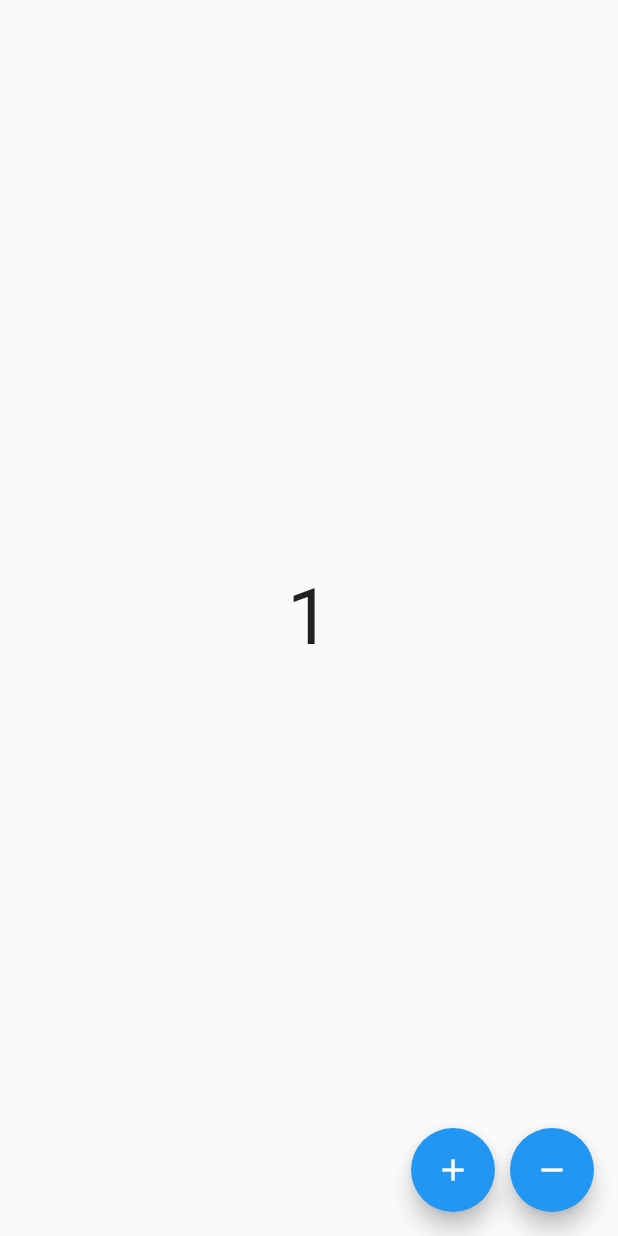
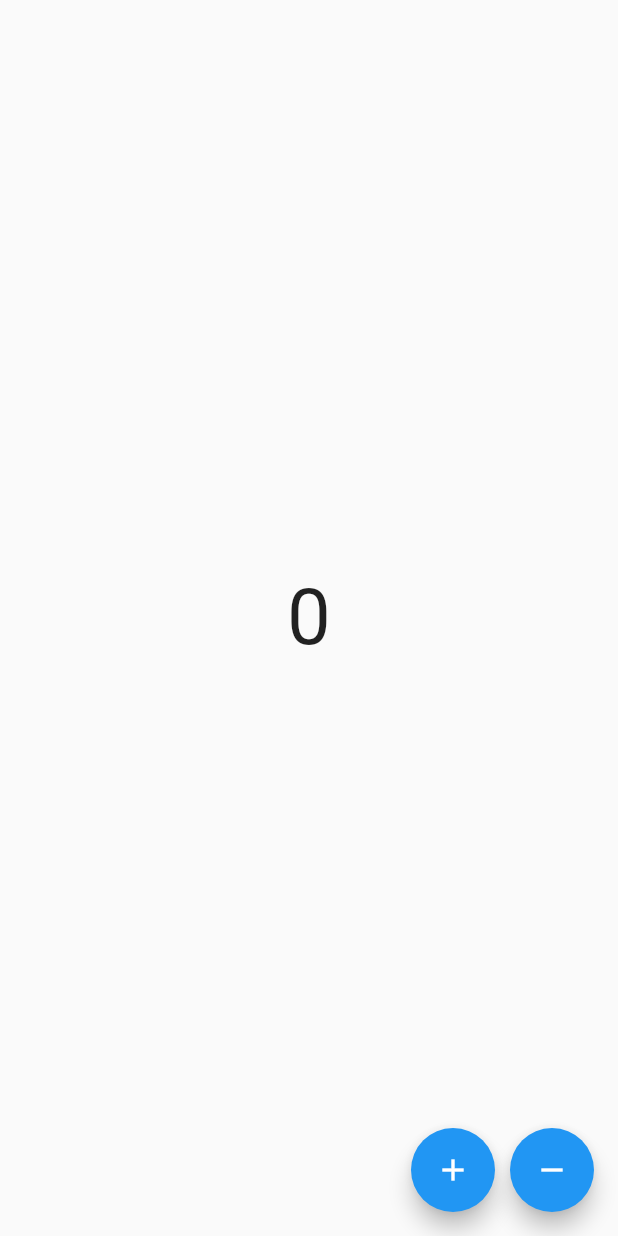
Before and after one commit to sarkaramitabh300/FlutterBloc, a Flutter app: the screen it shows after launch, after a tap on the "add" icon, on a phone screen of 412 x 824 dp. Run offline on Flutter 3.47's test engine with Material 2 defaults, Android fonts, the phone set to English and light mode, and no system bars; our stand-ins replace flutter_bloc.

Commit message:
base structure

```diff
--- a/lib/bloc/counter/counter_bloc.dart
+++ /dev/null
@@ -1,22 +0,0 @@
-import 'dart:async';
-
-import 'package:bloc/bloc.dart';
-import 'package:meta/meta.dart';
-import 'package:equatable/equatable.dart';
-
-part 'counter_event.dart';
-part 'counter_state.dart';
-
-class CounterBloc extends Bloc<CounterEvent, CounterState> {
-  CounterBloc() : super(CounterState.initial()) {
-    on<IncrementCounterEvent>((event, emit) {
-      emit(state.copyWith(counter: state.counter + 1));
-    });
-    on<DecrementCounterEvent>(_decrementCounter);
-  }
-
-  FutureOr<void> _decrementCounter(
-      DecrementCounterEvent event, Emitter<CounterState> emit) {
-    emit(state.copyWith(counter: state.counter - 1));
-  }
-}
--- a/lib/bloc/counter/counter_event.dart
+++ /dev/null
@@ -1,12 +0,0 @@
-part of 'counter_bloc.dart';
-
-abstract class CounterEvent extends Equatable {
-  const CounterEvent();
-
-  @override
-  List<Object> get props => [];
-}
-
-class IncrementCounterEvent extends CounterEvent {}
-
-class DecrementCounterEvent extends CounterEvent {}
--- a/lib/bloc/counter/counter_state.dart
+++ /dev/null
@@ -1,24 +0,0 @@
-part of 'counter_bloc.dart';
-
-class CounterState extends Equatable {
-  final int counter;
-  CounterState({
-    required this.counter,
-  });
-  factory CounterState.initial() {
-    return CounterState(counter: 0);
-  }
-  @override
-  List<Object> get props => [counter];
-
-  @override
-  String toString() => 'CounterState(counter: $counter)';
-
-  CounterState copyWith({
-    int? counter,
-  }) {
-    return CounterState(
-      counter: counter ?? this.counter,
-    );
-  }
-}
--- a/lib/main.dart
+++ b/lib/main.dart
@@ -13,16 +13,13 @@ class MyApp extends StatelessWidget {
   // This widget is the root of your application.
   @override
   Widget build(BuildContext context) {
-    return BlocProvider<CounterBloc>(
-      create: (context) => CounterBloc(),
-      child: MaterialApp(
+    return MaterialApp(
       title: 'Flutter Demo',
       debugShowCheckedModeBanner: false,
       theme: ThemeData(
         primarySwatch: Colors.blue,
       ),
       home: const MyHomePage(),
-      ),
     );
   }
 }
@@ -33,36 +30,17 @@ class MyHomePage extends StatelessWidget {
   @override
   Widget build(BuildContext context) {
     return Scaffold(
-      body: BlocListener<CounterBloc, CounterState>(
-        listener: (context, state) {
-          if (state.counter == 3) {
-            showDialog(
-                context: context,
-                builder: (builder) {
-                  return AlertDialog(
-                      content: Text('counter is ${state.counter}'));
-                });
-          } else if (state.counter == -1) {
-            Navigator.push(context, MaterialPageRoute(builder: (context) {
-              return OtherPage();
-            }));
-          }
-        },
-        child: Center(
+      body: Center(
         child: Text(
-            '${context.watch<CounterBloc>().state.counter}',
+          '0',
           style: TextStyle(fontSize: 52.0),
-          ),
         ),
       ),
       floatingActionButton: Row(
         mainAxisAlignment: MainAxisAlignment.end,
         children: [
           FloatingActionButton(
-            onPressed: () {
-              BlocProvider.of<CounterBloc>(context)
-                  .add(IncrementCounterEvent());
-            },
+            onPressed: () {},
             child: Icon(Icons.add),
             heroTag: 'increment',
           ),
@@ -70,10 +48,7 @@ class MyHomePage extends StatelessWidget {
             width: 10.0,
           ),
           FloatingActionButton(
-            onPressed: () {
-              BlocProvider.of<CounterBloc>(context)
-                  .add(DecrementCounterEvent());
-            },
+            onPressed: () {},
             child: Icon(Icons.remove),
             heroTag: 'deccrement',
           )
```
Lines whose indentation alone changed are shown as unchanged.
